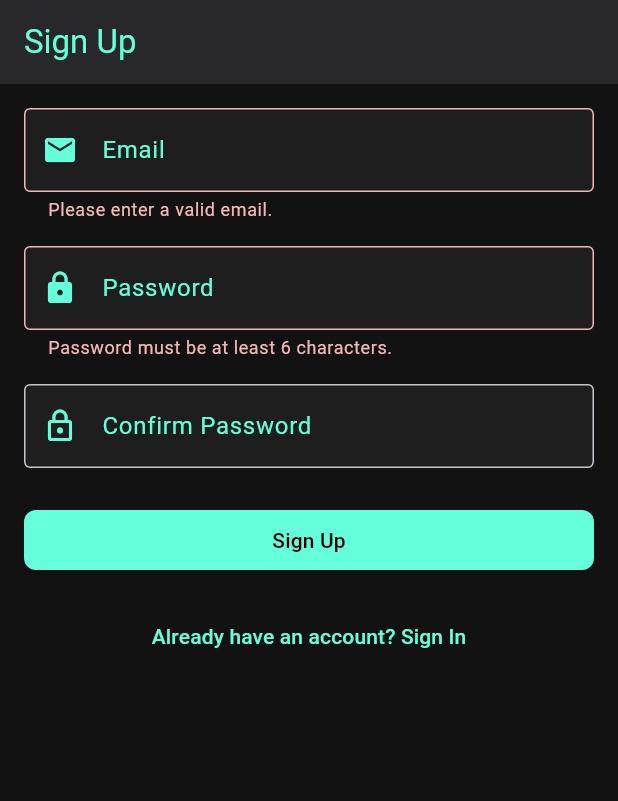
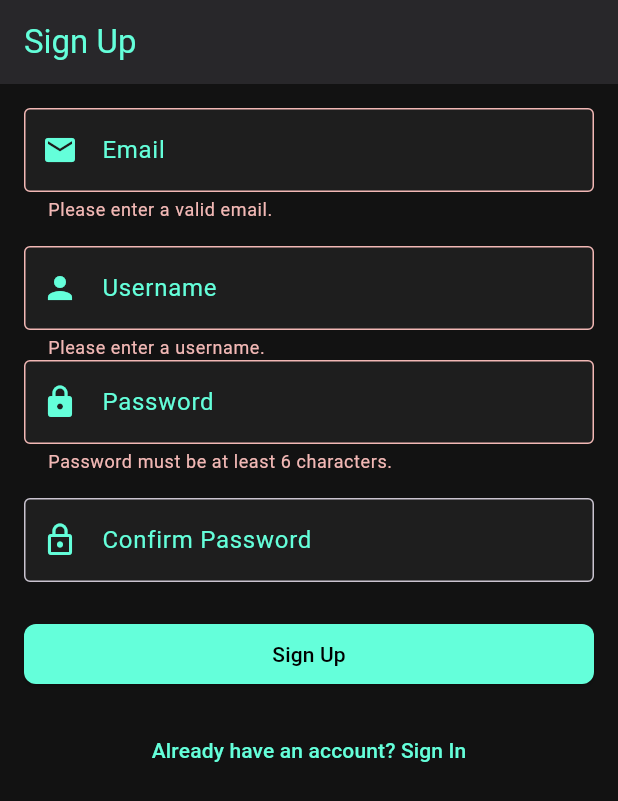
Before and after one commit to mburakaltun/guess_buddy_app, a Flutter app: the screen it shows after launch, after a tap on "Sign In", after a tap on "Don't have an account? Sign Up", after a tap on "Sign Up", on a phone screen of 412 x 824 dp. Shown: the top 801 px of the screen. Run offline on Flutter 3.47's test engine with Material 3 defaults, Android fonts, the phone set to English and light mode, and no system bars; our stand-ins replace flutter_dotenv, shared_preferences; missing offline and left inert: dart:ffi.

Commit message:
Refactor: Implement request and response models for user authentication

```diff
--- /dev/null
+++ b/lib/authentication/model/request/request_sign_in_user.dart
@@ -0,0 +1,14 @@
+class RequestSignInUser {
+  final String email;
+  final String password;
+
+  RequestSignInUser({
+    required this.email,
+    required this.password,
+  });
+
+  Map<String, dynamic> toJson() => {
+    'email': email,
+    'password': password,
+  };
+}
--- /dev/null
+++ b/lib/authentication/model/request/request_sign_up_user.dart
@@ -0,0 +1,20 @@
+class RequestSignUpUser {
+  final String email;
+  final String username;
+  final String password;
+  final String confirmPassword;
+
+  RequestSignUpUser({
+    required this.email,
+    required this.username,
+    required this.password,
+    required this.confirmPassword,
+  });
+
+  Map<String, dynamic> toJson() => {
+    'email': email,
+    'username': username,
+    'password': password,
+    'confirmPassword': confirmPassword,
+  };
+}
--- /dev/null
+++ b/lib/authentication/model/response/response_sign_in_user.dart
@@ -0,0 +1,16 @@
+class ResponseSignInUser {
+  final String authenticationToken;
+  final String userId;
+
+  ResponseSignInUser({
+    required this.authenticationToken,
+    required this.userId,
+  });
+
+  factory ResponseSignInUser.fromJson(Map<String, dynamic> json) {
+    return ResponseSignInUser(
+      authenticationToken: json['authenticationToken'],
+      userId: json['userId'],
+    );
+  }
+}
--- a/lib/screens/sign_in_page.dart
+++ b/lib/authentication/screen/sign_in_screen.dart
@@ -1,7 +1,8 @@
 import 'package:flutter/material.dart';
 
-import '../models/common/api_exception.dart';
-import '../services/authentication_service.dart';
+import '../model/request/request_sign_in_user.dart';
+import '../../common/model/exception/api_exception.dart';
+import '../service/authentication_service.dart';
 
 class SignInPage extends StatefulWidget {
   const SignInPage({super.key});
@@ -12,20 +13,20 @@ class SignInPage extends StatefulWidget {
 
 class _SignInPageState extends State<SignInPage> {
   final _formKey = GlobalKey<FormState>();
-  String _email = '';
-  String _password = '';
+  String _email = 'mburakaltun@gmail.com';
+  String _password = 'abcd1234';
   bool _isLoading = false;
 
   final AuthenticationService authenticationService = AuthenticationService();
 
-  void _trySignIn() async {
+  void _signIn() async {
     if (_formKey.currentState!.validate()) {
       _formKey.currentState!.save();
 
       setState(() => _isLoading = true);
 
       try {
-        await authenticationService.signIn(email: _email, password: _password);
+        await authenticationService.signIn(RequestSignInUser(email: _email, password: _password));
 
         if (!mounted) return;
         Navigator.pushReplacementNamed(context, '/dashboard');
@@ -46,16 +47,12 @@ class _SignInPageState extends State<SignInPage> {
   void _showErrorDialog(String message) {
     showDialog(
       context: context,
-      builder: (context) => AlertDialog(
-        title: const Text('Sign In Failed'),
-        content: Text(message),
-        actions: [
-          TextButton(
-            onPressed: () => Navigator.of(context).pop(),
-            child: const Text('OK'),
+      builder:
+          (context) => AlertDialog(
+            title: const Text('Sign In Failed'),
+            content: Text(message),
+            actions: [TextButton(onPressed: () => Navigator.of(context).pop(), child: const Text('OK'))],
           ),
-        ],
-      ),
     );
   }
 
@@ -97,7 +94,13 @@ class _SignInPageState extends State<SignInPage> {
                   onSaved: (value) => _password = value!,
                 ),
                 const SizedBox(height: 24),
-                SizedBox(width: double.infinity, child: ElevatedButton(onPressed: _trySignIn, child: const Text('Sign In'))),
+                SizedBox(
+                  width: double.infinity,
+                  child: ElevatedButton(
+                    onPressed: _isLoading ? null : _signIn,
+                    child: _isLoading ? const CircularProgressIndicator(color: Colors.white) : const Text('Sign In'),
+                  ),
+                ),
                 const SizedBox(height: 16),
                 TextButton(
                   onPressed: () {
--- a/lib/screens/sign_up_page.dart
+++ b/lib/authentication/screen/sign_up_screen.dart
@@ -1,6 +1,7 @@
 import 'package:flutter/material.dart';
-import '../services/authentication_service.dart';
-import '../models/common/api_exception.dart';
+import '../model/request/request_sign_up_user.dart';
+import '../service/authentication_service.dart';
+import '../../common/model/exception/api_exception.dart';
 
 class SignUpPage extends StatefulWidget {
   const SignUpPage({super.key});
@@ -14,11 +15,12 @@ class _SignUpPageState extends State<SignUpPage> {
   final TextEditingController _passwordController = TextEditingController();
   final TextEditingController _confirmPasswordController = TextEditingController();
   String _email = '';
+  String _username = '';
   bool _isLoading = false;
 
   final AuthenticationService authenticationService = AuthenticationService();
 
-  Future<void> _trySignUp() async {
+  Future<void> _signUp() async {
     if (!_formKey.currentState!.validate()) return;
 
     _formKey.currentState!.save();
@@ -29,9 +31,12 @@ class _SignUpPageState extends State<SignUpPage> {
 
     try {
       await authenticationService.signUp(
-        email: _email,
-        password: _passwordController.text,
-        confirmPassword: _confirmPasswordController.text,
+        RequestSignUpUser(
+          email: _email,
+          username: _username,
+          password: _passwordController.text,
+          confirmPassword: _confirmPasswordController.text,
+        ),
       );
 
       if (!mounted) return;
@@ -105,6 +110,22 @@ class _SignUpPageState extends State<SignUpPage> {
                 ),
                 const SizedBox(height: 16),
 
+                // Username field
+                TextFormField(
+                  decoration: const InputDecoration(
+                    labelText: 'Username',
+                    prefixIcon: Icon(Icons.person),
+                    border: OutlineInputBorder(),
+                  ),
+                  validator: (value) {
+                    if (value == null || value.isEmpty) {
+                      return 'Please enter a username.';
+                    }
+                    return null;
+                  },
+                  onSaved: (value) => _username = value!.trim(),
+                ),
+
                 // Password field
                 TextFormField(
                   controller: _passwordController,
@@ -140,14 +161,11 @@ class _SignUpPageState extends State<SignUpPage> {
                   },
                 ),
                 const SizedBox(height: 24),
-
-                _isLoading
-                    ? const CircularProgressIndicator()
-                    : SizedBox(
+                SizedBox(
                   width: double.infinity,
                   child: ElevatedButton(
-                    onPressed: _trySignUp,
-                    child: const Text('Sign Up'),
+                    onPressed: _isLoading ? null : _signUp,
+                    child: _isLoading ? const CircularProgressIndicator(color: Colors.white) : const Text('Sign Up'),
                   ),
                 ),
                 const SizedBox(height: 16),
--- a/lib/main.dart
+++ b/lib/main.dart
@@ -1,8 +1,8 @@
 import 'package:flutter/material.dart';
 import 'package:flutter_dotenv/flutter_dotenv.dart';
 import 'package:guess_buddy_app/screens/dashboard_screen.dart';
-import 'package:guess_buddy_app/screens/sign_in_page.dart';
-import 'package:guess_buddy_app/screens/sign_up_page.dart';
+import 'package:guess_buddy_app/authentication/screen/sign_in_screen.dart';
+import 'package:guess_buddy_app/authentication/screen/sign_up_screen.dart';
 import 'package:guess_buddy_app/screens/success_page.dart';
 
 Future<void> main() async {
--- a/lib/screens/dashboard_screen.dart
+++ b/lib/screens/dashboard_screen.dart
@@ -1,7 +1,7 @@
 import 'package:flutter/material.dart';
 import 'package:guess_buddy_app/screens/users_screen.dart';
 import 'home_screen.dart';
-import 'add_prediction_screen.dart';
+import '../prediction/screen//add_prediction_screen.dart';
 import 'voting_pending_screen.dart';
 import 'profile_screen.dart';
 
```
Also changed, not shown: lib/authentication/model/response/response_sign_up_user.dart (added, +11 -0 lines), lib/authentication/service/authentication_service.dart (added, +36 -0 lines), lib/common/service/api_service.dart (renamed from lib/services/api_service.dart, +4 -3 lines), lib/prediction/model/request/RequestCreatePrediction.dart (added, +16 -0 lines), lib/prediction/model/response/ResponseCreatePrediction.dart (added, +15 -0 lines), lib/prediction/screen/add_prediction_screen.dart (renamed from lib/screens/add_prediction_screen.dart, +15 -32 lines), lib/prediction/service/prediction_service.dart (added, +18 -0 lines), lib/services/authentication_service.dart (deleted, +0 -26 lines), lib/services/prediction_service.dart (deleted, +0 -14 lines), lib/authentication/model/endpoint/authentication_endpoints.dart (renamed from lib/endpoints/authentication_endpoints.dart), lib/common/model/exception/api_exception.dart (renamed from lib/models/common/api_exception.dart), lib/common/model/shared_preferences/shared_preferences_key.dart (renamed from lib/constants/shared_preferences_key.dart), lib/prediction/model/endpoint/prediction_endpoints.dart (renamed from lib/endpoints/prediction_endpoints.dart).
